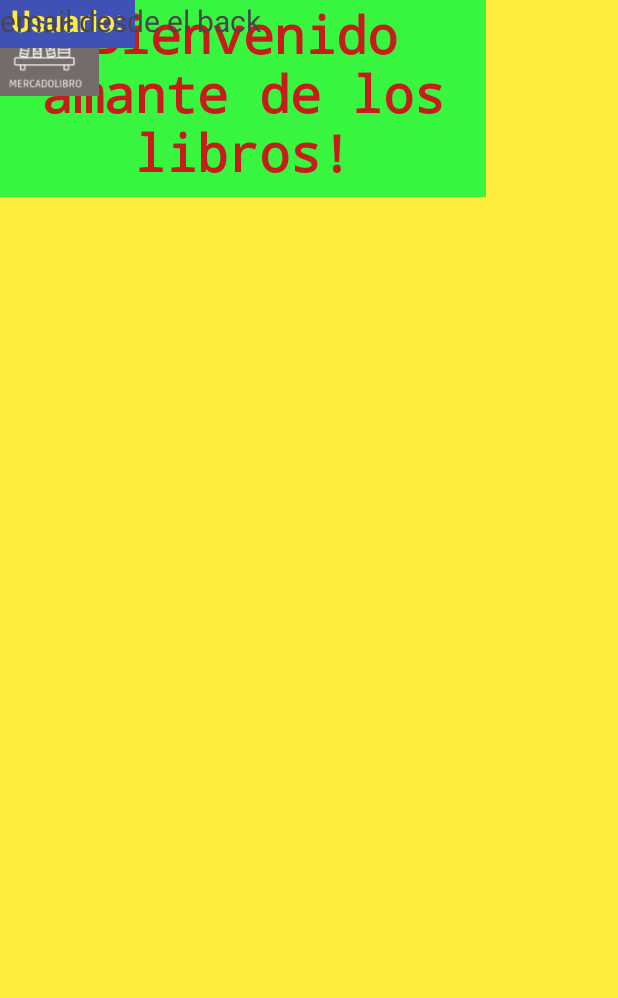
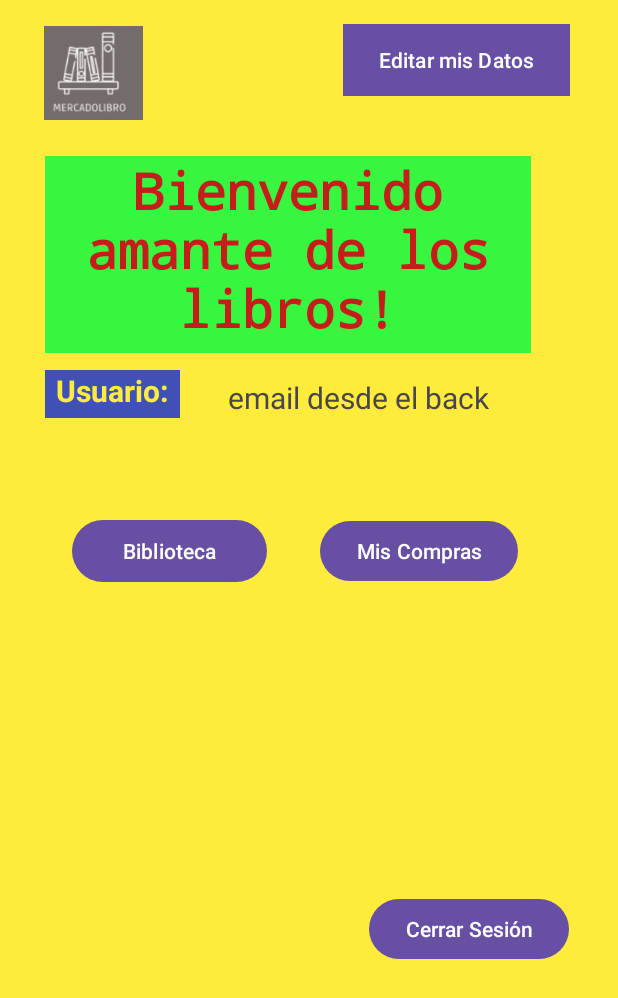
Before and after one commit to CodeSquadMobile/CodeSquad, an Android app: the dashboardUsuario screen opened directly, with no data from a screen before it, on a phone screen of 412 x 824 dp. Shown: the top 998 px of the screen. Run offline under Robolectric (Android 15) with nearby library versions, the phone set to English and light mode, and no system bars.

Commit message:
agrego botones y pruebo Intent

```diff
--- a/app/src/main/java/com/example/mercadolibromobile/MainActivity.java
+++ b/app/src/main/java/com/example/mercadolibromobile/MainActivity.java
@@ -1,6 +1,10 @@
 package com.example.mercadolibromobile;
 
+import android.annotation.SuppressLint;
+import android.content.Intent;
 import android.os.Bundle;
+import android.view.View;
+import android.widget.Button;
 
 import androidx.activity.EdgeToEdge;
 import androidx.appcompat.app.AppCompatActivity;
@@ -15,10 +19,19 @@ public class MainActivity extends AppCompatActivity {
         super.onCreate(savedInstanceState);
         EdgeToEdge.enable(this);
         setContentView(R.layout.activity_main);
+
+
         ViewCompat.setOnApplyWindowInsetsListener(findViewById(R.id.main), (v, insets) -> {
             Insets systemBars = insets.getInsets(WindowInsetsCompat.Type.systemBars());
             v.setPadding(systemBars.left, systemBars.top, systemBars.right, systemBars.bottom);
             return insets;
         });
+
+
+       Button myButton = findViewById(R.id.dashb);
+        myButton.setOnClickListener(v -> {
+            Intent intent = new Intent(MainActivity.this, dashboardUsuario.class);
+            startActivity(intent);
+        });
     }
 }
--- a/app/src/main/res/layout/activity_dashboard_usuario.xml
+++ b/app/src/main/res/layout/activity_dashboard_usuario.xml
@@ -13,6 +13,10 @@
         android:id="@+id/dashbord_user_Saludo"
         android:layout_width="324dp"
         android:layout_height="131dp"
+        android:layout_marginStart="29dp"
+        android:layout_marginTop="11dp"
+        android:layout_marginEnd="58dp"
+        android:layout_marginBottom="17dp"
         android:background="#38F63F"
         android:fontFamily="monospace"
         android:text="Bienvenido amante de los libros!"
@@ -20,37 +24,94 @@
         android:textColor="#C71C1C"
         android:textSize="34sp"
         android:textStyle="bold"
-        tools:layout_editor_absoluteX="29dp"
-        tools:layout_editor_absoluteY="92dp" />
+        app:layout_constraintBottom_toTopOf="@+id/textView3"
+        app:layout_constraintEnd_toEndOf="parent"
+        app:layout_constraintStart_toStartOf="parent"
+        app:layout_constraintTop_toBottomOf="@+id/imageView" />
 
     <ImageView
         android:id="@+id/imageView"
         android:layout_width="66dp"
         android:layout_height="65dp"
-        app:srcCompat="@drawable/logo"
-        tools:layout_editor_absoluteX="29dp"
-        tools:layout_editor_absoluteY="16dp" />
+        android:layout_marginStart="29dp"
+        android:layout_marginTop="16dp"
+        android:layout_marginBottom="11dp"
+        app:layout_constraintBottom_toTopOf="@+id/dashbord_user_Saludo"
+        app:layout_constraintStart_toStartOf="parent"
+        app:layout_constraintTop_toTopOf="parent"
+        app:srcCompat="@drawable/logo" />
 
     <TextView
         android:id="@+id/textView3"
         android:layout_width="90dp"
         android:layout_height="32dp"
+        android:layout_marginStart="37dp"
+        android:layout_marginTop="11dp"
+        android:layout_marginEnd="16dp"
         android:background="#3F51B5"
         android:text="Usuario:"
         android:textAlignment="center"
         android:textColor="#FFEB3B"
         android:textSize="20sp"
         android:textStyle="bold"
-        tools:layout_editor_absoluteX="37dp"
-        tools:layout_editor_absoluteY="240dp" />
+        app:layout_constraintEnd_toStartOf="@+id/textView4"
+        app:layout_constraintStart_toStartOf="parent"
+        app:layout_constraintTop_toBottomOf="@+id/dashbord_user_Saludo" />
 
     <TextView
         android:id="@+id/textView4"
         android:layout_width="216dp"
         android:layout_height="24dp"
+        android:layout_marginStart="16dp"
+        android:layout_marginTop="16dp"
+        android:layout_marginEnd="52dp"
         android:text="email desde el back"
         android:textSize="20sp"
-        tools:layout_editor_absoluteX="143dp"
-        tools:layout_editor_absoluteY="242dp" />
+        app:layout_constraintEnd_toEndOf="parent"
+        app:layout_constraintStart_toEndOf="@+id/textView3"
+        app:layout_constraintTop_toBottomOf="@+id/dashbord_user_Saludo" />
+
+    <Button
+        android:id="@+id/button4"
+        android:layout_width="wrap_content"
+        android:layout_height="wrap_content"
+        android:layout_marginTop="16dp"
+        android:layout_marginEnd="32dp"
+        android:background="#D32F2F"
+        android:text="Editar mis Datos"
+        app:layout_constraintEnd_toEndOf="parent"
+        app:layout_constraintTop_toTopOf="parent" />
+
+    <Button
+        android:id="@+id/button5"
+        android:layout_width="wrap_content"
+        android:layout_height="wrap_content"
+        android:layout_marginStart="35dp"
+        android:layout_marginTop="68dp"
+        android:text="Mis Compras"
+        app:layout_constraintStart_toEndOf="@+id/button6"
+        app:layout_constraintTop_toBottomOf="@+id/textView4" />
+
+    <Button
+        android:id="@+id/button6"
+        android:layout_width="130dp"
+        android:layout_height="49dp"
+        android:layout_marginStart="48dp"
+        android:layout_marginTop="64dp"
+        android:text="Biblioteca"
+        app:layout_constraintStart_toStartOf="parent"
+        app:layout_constraintTop_toBottomOf="@+id/textView3" />
+
+    <Button
+        android:id="@+id/button7"
+        android:layout_width="wrap_content"
+        android:layout_height="wrap_content"
+        android:layout_marginStart="245dp"
+        android:layout_marginTop="320dp"
+        android:layout_marginEnd="32dp"
+        android:text="Cerrar Sesión"
+        app:layout_constraintEnd_toEndOf="parent"
+        app:layout_constraintStart_toStartOf="parent"
+        app:layout_constraintTop_toBottomOf="@+id/textView4" />
 
 </androidx.constraintlayout.widget.ConstraintLayout>
--- a/app/src/main/res/layout/activity_main.xml
+++ b/app/src/main/res/layout/activity_main.xml
@@ -8,6 +8,7 @@
     tools:context=".MainActivity">
 
     <TextView
+        android:id="@+id/textView"
         android:layout_width="wrap_content"
         android:layout_height="wrap_content"
         android:text="Hello World!"
@@ -16,4 +17,22 @@
         app:layout_constraintStart_toStartOf="parent"
         app:layout_constraintTop_toTopOf="parent" />
 
+    <Button
+        android:id="@+id/dashb"
+        android:layout_width="wrap_content"
+        android:layout_height="wrap_content"
+        android:layout_marginStart="146dp"
+        android:layout_marginTop="17dp"
+        android:text="Dashboard"
+        app:layout_constraintStart_toStartOf="parent"
+        app:layout_constraintTop_toBottomOf="@+id/textView" />
+
+    <TextView
+        android:id="@+id/textView2"
+        android:layout_width="250dp"
+        android:layout_height="111dp"
+        android:text="Botón provisorio para probar la redirección a la activity. Si esta activity es la de logueo debería direcciónar al dashboard"
+        tools:layout_editor_absoluteX="80dp"
+        tools:layout_editor_absoluteY="441dp" />
+
 </androidx.constraintlayout.widget.ConstraintLayout>
```
